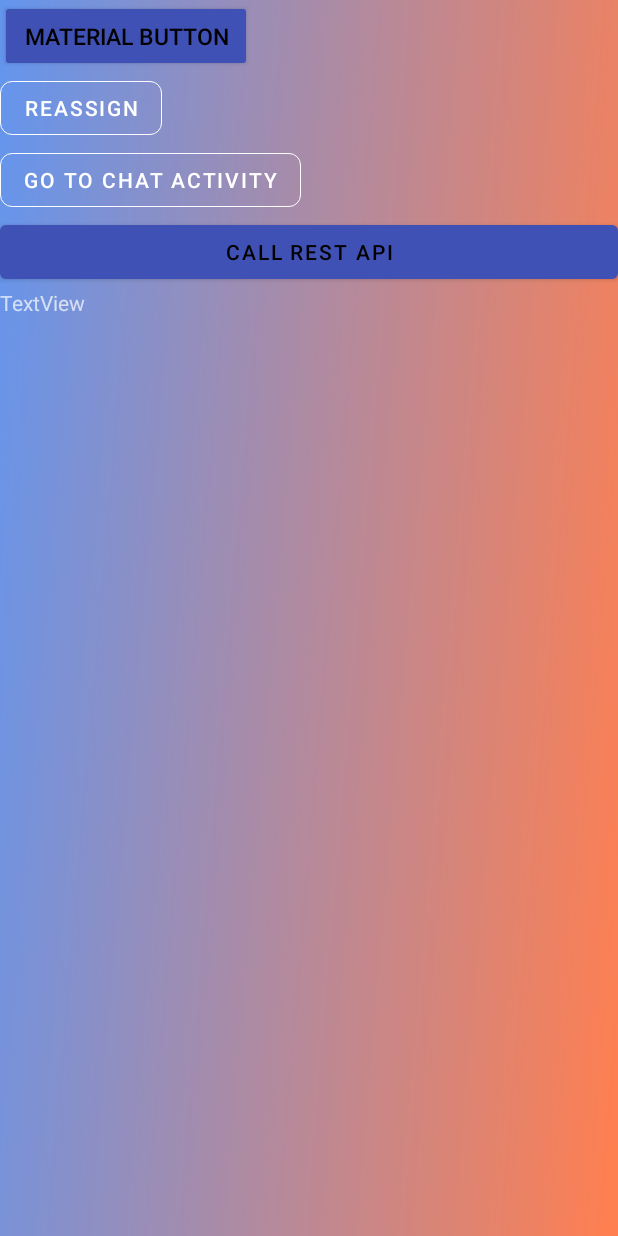
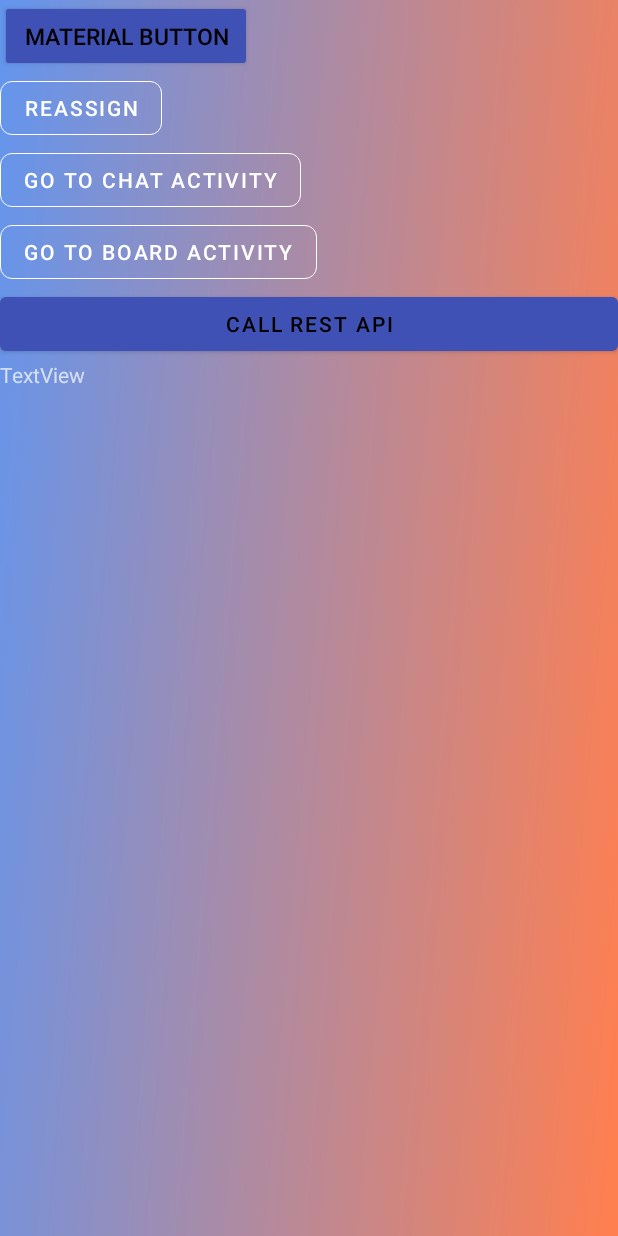
Before and after one commit to ducciomugnaini/four_in_row, an Android app: the screen it shows after launch (MenuActivity), on a phone screen of 412 x 824 dp. Run offline under Robolectric (Android 15) with nearby library versions, the phone set to English and light mode, and no system bars.

Commit message:
[FIR-9] Android - Montare la pagina iniziale di menù - adaptive board scaffolding defined

```diff
--- a/four_in_row_frontend/app/src/main/java/com/softly/activities/MenuActivity.java
+++ b/four_in_row_frontend/app/src/main/java/com/softly/activities/MenuActivity.java
@@ -15,9 +15,15 @@ public class MenuActivity extends AppCompatActivity {
         super.onCreate(savedInstanceState);
         setContentView(R.layout.activity_menu);
 
-        Button clickButton = findViewById(R.id.btn_go_to_chat);
-        clickButton.setOnClickListener(v -> {
+        Button btnGoToChat = findViewById(R.id.btn_go_to_chat);
+        btnGoToChat.setOnClickListener(v -> {
             Intent intent = new Intent(MenuActivity.this, ChatActivity.class);
+            startActivity(intent);
+        });
+
+        Button btnGoToBoard = findViewById(R.id.btn_go_to_board);
+        btnGoToBoard.setOnClickListener(v -> {
+            Intent intent = new Intent(MenuActivity.this, BoardActivity.class);
             startActivity(intent);
         });
 
--- a/four_in_row_frontend/app/src/main/res/layout/activity_menu.xml
+++ b/four_in_row_frontend/app/src/main/res/layout/activity_menu.xml
@@ -33,7 +33,6 @@
         app:iconGravity="textStart"
         android:gravity="center"-->
 
-
         <com.google.android.material.button.MaterialButton
             style="@style/Widget.MaterialComponents.Button.OutlinedButton"
             android:layout_width="wrap_content"
@@ -48,13 +47,25 @@
         <!--app:icon="@drawable/player_icon"
         android:scaleType="fitXY"-->
 
-
         <com.google.android.material.button.MaterialButton
             android:id="@+id/btn_go_to_chat"
             style="@style/Widget.MaterialComponents.Button.OutlinedButton"
             android:layout_width="wrap_content"
             android:layout_height="wrap_content"
             android:text="Go to Chat Activity"
+            android:textColor="@color/cardview_light_background"
+            app:cornerRadius="8dp"
+            app:layout_constraintBottom_toBottomOf="parent"
+            app:layout_constraintEnd_toEndOf="parent"
+            app:strokeColor="@color/cardview_light_background"
+            app:strokeWidth="0.8dp" />
+
+        <com.google.android.material.button.MaterialButton
+            android:id="@+id/btn_go_to_board"
+            style="@style/Widget.MaterialComponents.Button.OutlinedButton"
+            android:layout_width="wrap_content"
+            android:layout_height="wrap_content"
+            android:text="Go to Board Activity"
             android:textColor="@color/cardview_light_background"
             app:cornerRadius="8dp"
             app:layout_constraintBottom_toBottomOf="parent"
```
Also changed, not shown: four_in_row_frontend/app/src/main/AndroidManifest.xml (+4 -5 lines), four_in_row_frontend/app/src/main/java/com/softly/activities/BoardActivity.java (added, +73 -0 lines), four_in_row_frontend/app/src/main/res/layout/activity_board.xml (added, +27 -0 lines), four_in_row_frontend/app/src/main/res/drawable/circle.png (added), four_in_row_frontend/app/src/main/res/drawable/circle_white.png (added).
